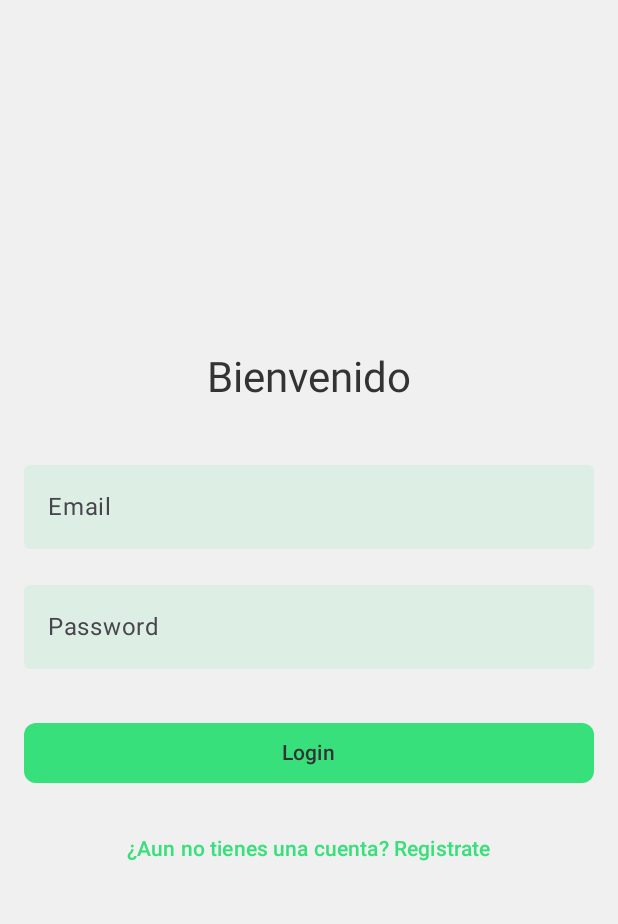
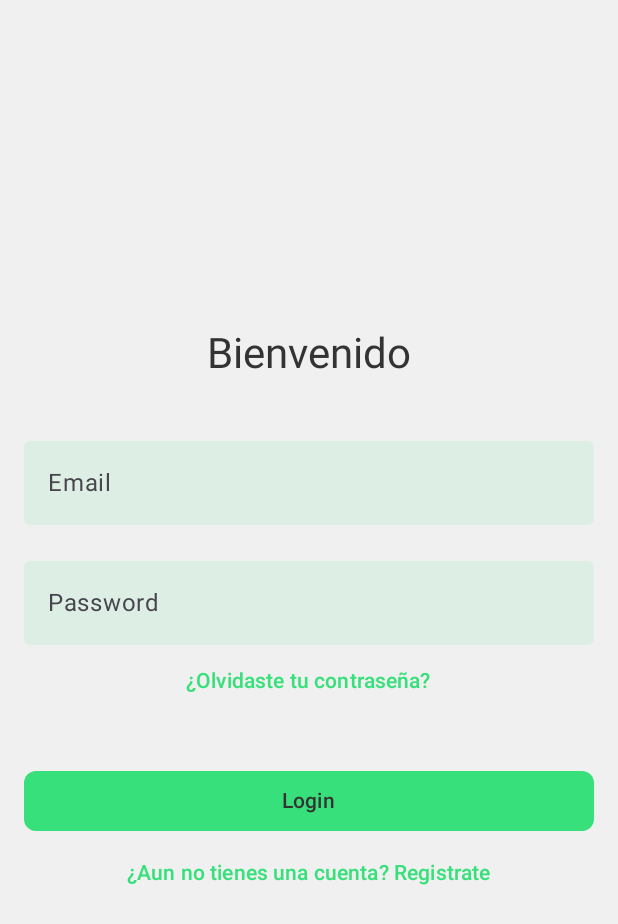
Before and after one commit to valdo0/FitnessApp, an Android app built with Jetpack Compose: the screen it shows after launch (MainActivity), on a phone screen of 412 x 824 dp. Shown: the top 924 px of the screen. Run offline under Robolectric (Android 15) with nearby library versions, the phone set to English and light mode, and no system bars.

Commit message:
Añade un botón de texto para recuperar la contraseña en la pantalla de inicio de sesión

```diff
--- a/app/src/main/java/com/example/fitnessapp/ui/auth/login/LoginScreen.kt
+++ b/app/src/main/java/com/example/fitnessapp/ui/auth/login/LoginScreen.kt
@@ -23,6 +23,7 @@ import androidx.compose.ui.Alignment
 import androidx.compose.ui.Modifier
 import androidx.compose.ui.graphics.Color
 import androidx.compose.ui.text.input.PasswordVisualTransformation
+import androidx.compose.ui.text.style.TextAlign
 import androidx.compose.ui.tooling.preview.Preview
 import androidx.compose.ui.unit.dp
 import androidx.navigation.NavController
@@ -74,6 +75,9 @@ fun LoginScreen(navController: NavController) {
 
             )
         )
+        TextButton(onClick = { navController.navigate("recover_screen") }) {
+            Text("¿Olvidaste tu contraseña?")
+        }
         Spacer(modifier = Modifier.height(32.dp))
         Button(
             onClick = {
@@ -90,7 +94,6 @@ fun LoginScreen(navController: NavController) {
         ) {
             Text("Login")
         }
-        Spacer(modifier = Modifier.height(16.dp))
         TextButton(onClick = { navController.navigate("register_screen") }) {
             Text("¿Aun no tienes una cuenta? Registrate")
         }
```
